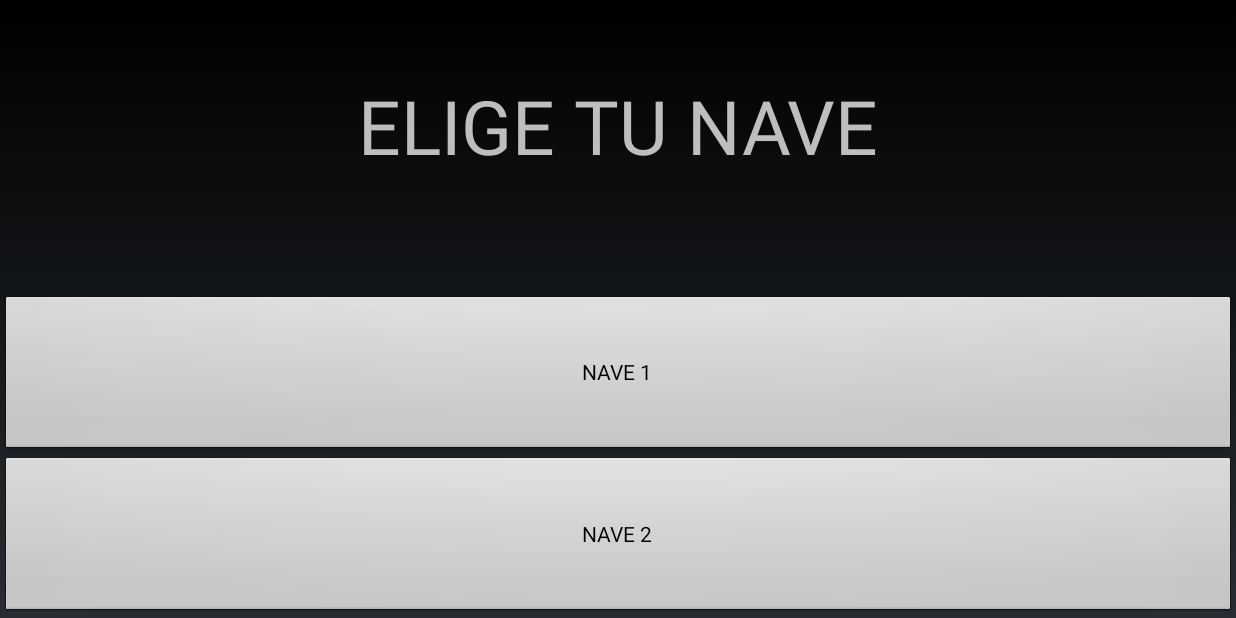
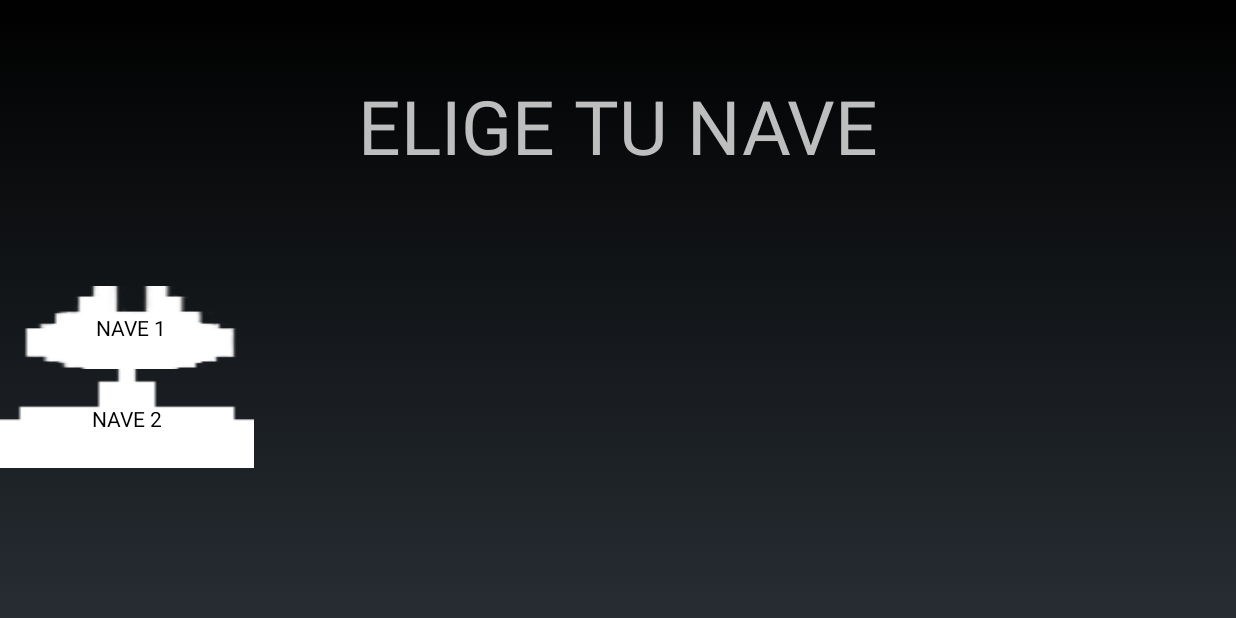
Before and after one commit to pablothatsall/SpaceInvaders, an Android app: the ClaseNaves screen opened directly, with no data from a screen before it, on a phone screen of 824 x 412 dp (held sideways). Run offline under Robolectric (Android 15) with nearby library versions, the light colour scheme and no system bars.

Commit message:
menu inicio

```diff
--- a/app/src/main/java/com/example/pablo/spaceinvaders/ClaseControles.java
+++ b/app/src/main/java/com/example/pablo/spaceinvaders/ClaseControles.java
@@ -2,6 +2,7 @@ package com.example.pablo.spaceinvaders;
 
 import android.app.Activity;
 import android.os.Bundle;
+import android.view.MotionEvent;
 
 import static com.example.pablo.spaceinvaders.R.layout.controles;
 
@@ -13,4 +14,5 @@ public class ClaseControles extends Activity {
     protected void onCreate(Bundle savedInstanceState) {
         super.onCreate(savedInstanceState);
         setContentView(controles);}
+
 }
--- a/app/src/main/java/com/example/pablo/spaceinvaders/ClaseNaves.java
+++ b/app/src/main/java/com/example/pablo/spaceinvaders/ClaseNaves.java
@@ -1,6 +1,7 @@
 package com.example.pablo.spaceinvaders;
 
 import android.app.Activity;
+import android.content.Intent;
 import android.os.Bundle;
 import android.view.View;
 import android.widget.Button;
@@ -27,6 +28,8 @@ public class ClaseNaves extends Activity {
             public void onClick(View view) {
                 // TODO Auto-generated method stub
                 nave = 1;
+                ClaseNaves.super.onBackPressed();
+
             }
 
         });
@@ -36,6 +39,8 @@ public class ClaseNaves extends Activity {
             public void onClick(View view) {
                 // TODO Auto-generated method stub
                 nave = 2;
+                ClaseNaves.super.onBackPressed();
+
             }
 
         });
--- a/app/src/main/java/com/example/pablo/spaceinvaders/Inicio.java
+++ b/app/src/main/java/com/example/pablo/spaceinvaders/Inicio.java
@@ -6,7 +6,6 @@ import android.os.Bundle;
 import android.view.View;
 import android.widget.Button;
 
-import static com.example.pablo.spaceinvaders.R.layout.controles;
 import static com.example.pablo.spaceinvaders.R.layout.menu;
 
 /**
--- a/app/src/main/res/layout/controles.xml
+++ b/app/src/main/res/layout/controles.xml
@@ -15,7 +15,7 @@
         android:paddingTop="40dp"/>
 
     <TextView
-        android:text="Si mantienes pulsado la parte de abajo a la izquierda de la pantalla la nave se desplaza a la derecha"
+        android:text="Si mantienes pulsado la parte de abajo a la izquierda de la pantalla la nave se desplaza a la izquierda"
         android:layout_width="match_parent"
         android:layout_height="wrap_content"
         android:id="@+id/textView2"
@@ -25,7 +25,7 @@
         android:paddingRight="30dp"/>
 
     <TextView
-        android:text="Si mantienes pulsado la parte de abajo a la derecha de la pantalla la nave se desplaza a la izquierda"
+        android:text="Si mantienes pulsado la parte de abajo a la derecha de la pantalla la nave se desplaza a la derecha"
         android:layout_width="match_parent"
         android:layout_height="wrap_content"
         android:id="@+id/textView3"
--- a/app/src/main/res/layout/naves.xml
+++ b/app/src/main/res/layout/naves.xml
@@ -1,5 +1,6 @@
 <?xml version="1.0" encoding="utf-8"?>
 <LinearLayout xmlns:android="http://schemas.android.com/apk/res/android"
+    xmlns:tools="http://schemas.android.com/tools"
     android:orientation="vertical" android:layout_width="match_parent"
     android:layout_height="match_parent"
     android:weightSum="1">
@@ -17,16 +18,18 @@
 
     <Button
         android:text="NAVE 1"
-        android:layout_width="match_parent"
+        android:layout_width="175dp"
         android:layout_height="wrap_content"
         android:id="@+id/button4"
-        android:layout_weight="0.30" />
+        android:background="@drawable/nave" />
 
     <Button
         android:text="NAVE 2"
-        android:layout_width="match_parent"
+        android:layout_width="169dp"
         android:layout_height="wrap_content"
         android:id="@+id/button5"
-        android:layout_weight="0.30" />
+        android:layout_weight="0.06"
+        android:background="@drawable/nave2"
+        android:layout_centerInParent="true"/>
 
 </LinearLayout>
```
